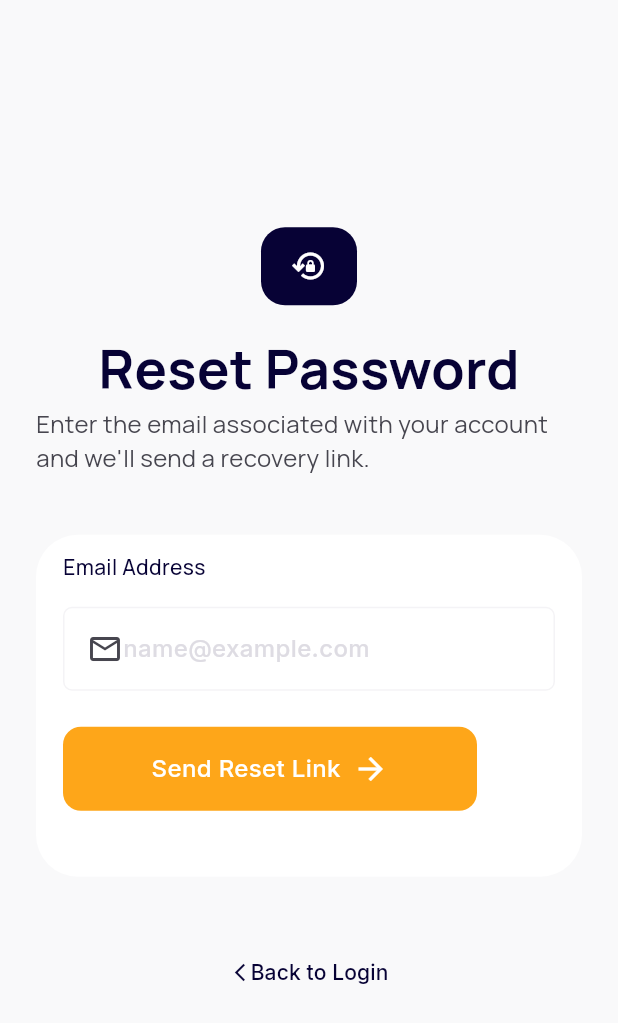
After one commit to Marwanebrahim/fluid_boutique, a Flutter app: the ForgetPasswordScreen screen opened by its route, on a phone screen of 412 x 824 dp. The commit adds this screen. Shown: the top 1023 px of the screen. Run offline on Flutter 3.47's test engine with Material 3 defaults, Android fonts, the phone set to English and light mode, and no system bars; our stand-ins replace cloud_firestore, dartz, equatable, firebase_auth, firebase_core, flutter_bloc and 6 more; accounts and stored records are empty.

Commit message:
feat: Implement forget password functionality with UI and state management

```diff
--- a/lib/core/error/failures.dart
+++ b/lib/core/error/failures.dart
@@ -35,3 +35,8 @@ class AccountExistsWithDifferentCredentialFailure extends Failure {
   const AccountExistsWithDifferentCredentialFailure()
     : super(message: 'Account already exists with a different sign-in method');
 }
+
+class ForgetPasswordFailure extends Failure {
+  const ForgetPasswordFailure()
+    : super(message: 'Failed to send password reset email');
+}
--- a/lib/core/routing/app_router.dart
+++ b/lib/core/routing/app_router.dart
@@ -3,6 +3,7 @@ import 'package:fluid_boutique/features/app/presentation/bloc/app_bloc.dart';
 import 'package:fluid_boutique/features/app/presentation/screens/on_boarding_screen.dart';
 import 'package:fluid_boutique/features/app/presentation/screens/splash_screen.dart';
 import 'package:fluid_boutique/features/auth/presentation/bloc/auth_bloc.dart';
+import 'package:fluid_boutique/features/auth/presentation/screens/forget_password_screen.dart';
 import 'package:fluid_boutique/features/auth/presentation/screens/log_in_screen.dart';
 import 'package:fluid_boutique/features/auth/presentation/screens/sign_up_screen.dart';
 import 'package:fluid_boutique/injection_container.dart';
@@ -33,6 +34,13 @@ Route<dynamic> onGenerateRoute(RouteSettings setting) {
         builder: (_) =>
             BlocProvider(create: (_) => sl<AuthBloc>(), child: SignUpScreen()),
       );
+    case AppRoutes.forgetPasswordScreen:
+      return MaterialPageRoute(
+        builder: (_) => BlocProvider(
+          create: (_) => sl<AuthBloc>(),
+          child: ForgetPasswordScreen(),
+        ),
+      );
     default:
       return MaterialPageRoute(
         builder: (_) => Scaffold(body: Center(child: Text("No Route Found"))),
--- a/lib/features/auth/data/dataSource/auth_remote_data_source.dart
+++ b/lib/features/auth/data/dataSource/auth_remote_data_source.dart
@@ -1,3 +1,5 @@
+import 'dart:developer';
+
 import 'package:cloud_firestore/cloud_firestore.dart';
 import 'package:firebase_auth/firebase_auth.dart';
 import 'package:fluid_boutique/core/app%20strings/app_string.dart';
@@ -16,6 +18,7 @@ abstract class AuthRemoteDataSource {
     required String password,
   });
   Future<UserModel> logInWithGoogle();
+  Future<void> forgetPassword({required String email});
 }
 
 class AuthRemoteDataSourceImplWithFireBase implements AuthRemoteDataSource {
@@ -146,4 +149,18 @@ class AuthRemoteDataSourceImplWithFireBase implements AuthRemoteDataSource {
       throw ServerException();
     }
   }
+
+  @override
+  Future<void> forgetPassword({required String email}) async {
+    try {
+      log("1");
+      await auth.sendPasswordResetEmail(email: email);
+      log("2");
+    } on FirebaseAuthException {
+      throw ServerException();
+    } catch (e) {
+      log(e.toString());
+      throw ServerException();
+    }
+  }
 }
--- a/lib/features/auth/data/repositories/auth_repository.dart
+++ b/lib/features/auth/data/repositories/auth_repository.dart
@@ -15,6 +15,7 @@ abstract class AuthRepository {
     required String password,
   });
   Future<Either<Failure, UserModel>> logInWithGoogle();
+  Future<Either<Failure, Unit>> forgetPassword({required String email});
 }
 
 class AuthRepositoryImpl implements AuthRepository {
@@ -71,4 +72,14 @@ class AuthRepositoryImpl implements AuthRepository {
       return Left(ServerFailure());
     }
   }
+
+  @override
+  Future<Either<Failure, Unit>> forgetPassword({required String email}) async {
+    try {
+      await remoteDataSource.forgetPassword(email: email);
+      return Right(unit);
+    } on ServerException {
+      return Left(ForgetPasswordFailure());
+    }
+  }
 }
--- a/lib/features/auth/presentation/bloc/auth_bloc.dart
+++ b/lib/features/auth/presentation/bloc/auth_bloc.dart
@@ -9,6 +9,7 @@ class AuthBloc extends Bloc<AuthEvent, AuthState> {
     on<SignUpWithEmailEvent>(_onSignUpWithEmailEvent);
     on<LogInWithEmailEvent>(_onLogInWithEmailEvent);
     on<LogInWithGoogleEvent>(_onLogInWithGoogleEvent);
+    on<ForgetPasswordEvent>(_onForgetPasswordEvent);
   }
 
   Future<void> _onSignUpWithEmailEvent(
@@ -53,4 +54,16 @@ class AuthBloc extends Bloc<AuthEvent, AuthState> {
       (user) => emit(AuthSuccessState(user: user)),
     );
   }
+
+  Future<void> _onForgetPasswordEvent(
+    ForgetPasswordEvent event,
+    Emitter<AuthState> emit,
+  ) async {
+    emit(AuthLoadingState());
+    final result = await authRepository.forgetPassword(email: event.email);
+    result.fold(
+      (failure) => emit(AuthFailureState(message: failure.message)),
+      (_) => emit(AuthForgetPasswordSuccess()),
+    );
+  }
 }
--- a/lib/features/auth/presentation/bloc/auth_event.dart
+++ b/lib/features/auth/presentation/bloc/auth_event.dart
@@ -19,4 +19,7 @@ class LogInWithEmailEvent extends AuthEvent {
 
 class LogInWithGoogleEvent extends AuthEvent {}
 
-class LogOutEvent extends AuthEvent {}
+class ForgetPasswordEvent extends AuthEvent {
+  final String email;
+  ForgetPasswordEvent({required this.email});
+}
--- a/lib/features/auth/presentation/bloc/auth_state.dart
+++ b/lib/features/auth/presentation/bloc/auth_state.dart
@@ -19,3 +19,5 @@ class AuthFailureState extends AuthState {
 
   AuthFailureState({required this.message});
 }
+
+class AuthForgetPasswordSuccess extends AuthState {}
--- /dev/null
+++ b/lib/features/auth/presentation/screens/forget_password_screen.dart
@@ -0,0 +1,245 @@
+import 'package:fluid_boutique/core/configs/app_colors.dart';
+import 'package:fluid_boutique/core/configs/app_text_styles.dart';
+import 'package:fluid_boutique/core/dialogs/auth_dialog.dart';
+import 'package:fluid_boutique/features/auth/presentation/bloc/auth_bloc.dart';
+import 'package:fluid_boutique/features/auth/presentation/bloc/auth_event.dart';
+import 'package:fluid_boutique/features/auth/presentation/bloc/auth_state.dart';
+import 'package:fluid_boutique/shared/widgets/custom_button_widget.dart';
+import 'package:fluid_boutique/shared/widgets/custom_text_form_field.dart';
+import 'package:flutter/material.dart';
+import 'package:flutter_bloc/flutter_bloc.dart';
+
+class ForgetPasswordScreen extends StatelessWidget {
+  ForgetPasswordScreen({super.key});
+  final TextEditingController emailController = TextEditingController();
+  final GlobalKey<FormState> _formKey = GlobalKey<FormState>();
+  @override
+  Widget build(BuildContext context) {
+    return Scaffold(
+      resizeToAvoidBottomInset: false,
+      body: SafeArea(
+        child: Padding(
+          padding: const EdgeInsets.symmetric(horizontal: 24.0, vertical: 32),
+          child: Form(
+            key: _formKey,
+            child: BlocListener<AuthBloc, AuthState>(
+              listener: (context, state) {
+                if (state is AuthFailureState) {
+                  showAuthDialog(context: context, message: state.message);
+                }
+              },
+              child: Column(
+                mainAxisAlignment: MainAxisAlignment.center,
+                children: [
+                  Container(
+                    height: 52,
+                    width: 64,
+                    decoration: BoxDecoration(
+                      borderRadius: BorderRadius.circular(16),
+                      color: AppColors.darkBlueIcon,
+                    ),
+                    child: const Icon(
+                      Icons.lock_reset_outlined,
+                      color: AppColors.white,
+                    ),
+                  ),
+                  const SizedBox(height: 16),
+                  Text(
+                    "Reset Password",
+                    style: AppTextStyles.bold(
+                      size: 36,
+                      color: AppColors.darkBlueIcon,
+                    ),
+                  ),
+                  Text(
+                    "Enter the email associated with your account and we'll send a recovery link.",
+                    style: AppTextStyles.regular(
+                      size: 16,
+                      color: AppColors.textSecondary,
+                    ),
+                  ),
+                  const SizedBox(height: 40),
+                  Container(
+                    padding: const EdgeInsets.symmetric(
+                      horizontal: 18,
+                      vertical: 12,
+                    ),
+                    decoration: BoxDecoration(
+                      color: AppColors.white,
+                      borderRadius: BorderRadius.circular(28),
+                    ),
+                    child: Column(
+                      crossAxisAlignment: CrossAxisAlignment.start,
+                      children: [
+                        Text(
+                          "Email Address",
+                          style: AppTextStyles.semibold(
+                            size: 14,
+                            color: AppColors.darkBlueIcon,
+                          ),
+                        ),
+                        const SizedBox(height: 16),
+                        CustomTextFormField(
+                          hintWidget: Row(
+                            children: [
+                              const Icon(
+                                Icons.email_outlined,
+                                color: AppColors.textSecondary,
+                              ),
+                              Text(
+                                "name@example.com",
+                                style: AppTextStyles.semibold(
+                                  size: 16,
+                                  font: AppFont.inter,
+                                  color: AppColors.dotsColor.withValues(
+                                    alpha: 0.6,
+                                  ),
+                                ),
+                              ),
+                            ],
+                          ),
+                          isPassword: false,
+                          validator: (p0) {
+                            if (p0 == null || p0.isEmpty) {
+                              return 'Please enter your email address';
+                            }
+                            if (!RegExp(
+                              r'^[\w-\.]+@([\w-]+\.)+[\w-]{2,4}$',
+                            ).hasMatch(p0)) {
+                              return 'Please enter a valid email address';
+                            }
+                            return null;
+                          },
+                          controller: emailController,
+                        ),
+
+                        const SizedBox(height: 24),
+                        CustomButtonWidget(
+                          hieght: 56,
+                          width: 276,
+                          backgroundColor: AppColors.gold,
+                          borderRadius: 12,
+                          onTap: () {
+                            if (!_formKey.currentState!.validate()) return;
+                            context.read<AuthBloc>().add(
+                              ForgetPasswordEvent(email: emailController.text),
+                            );
+                          },
+                          child: Row(
+                            mainAxisAlignment: MainAxisAlignment.center,
+                            children: [
+                              Text(
+                                "Send Reset Link",
+                                style: AppTextStyles.semibold(
+                                  size: 16,
+                                  color: AppColors.white,
+                                  font: AppFont.inter,
+                                ),
+                              ),
+                              const SizedBox(width: 8),
+                              const Icon(
+                                Icons.arrow_forward,
+                                color: AppColors.white,
+                              ),
+                            ],
+                          ),
+                        ),
+
+                        const SizedBox(height: 32),
+                        BlocBuilder<AuthBloc, AuthState>(
+                          builder: (context, state) {
+                            if (state is AuthForgetPasswordSuccess) {
+                              return Container(
+                                padding: const EdgeInsets.symmetric(
+                                  horizontal: 14,
+                                  vertical: 8,
+                                ),
+                                decoration: BoxDecoration(
+                                  color: AppColors.gold.withValues(alpha: 0.1),
+                                  borderRadius: BorderRadius.circular(12),
+                                  border: Border.all(
+                                    color: AppColors.gold.withValues(
+                                      alpha: 0.2,
+                                    ),
+                                  ),
+                                ),
+                                child: Row(
+                                  mainAxisAlignment: MainAxisAlignment.start,
+                                  crossAxisAlignment: CrossAxisAlignment.start,
+                                  children: [
+                                    const Icon(
+                                      Icons.info_outline,
+                                      color: AppColors.goldBrown,
+                                      size: 20,
+                                    ),
+                                    const SizedBox(width: 8),
+                                    Expanded(
+                                      child: Column(
+                                        crossAxisAlignment:
+                                            CrossAxisAlignment.start,
+                                        children: [
+                                          Text(
+                                            "Confirmation sent!",
+                                            style: AppTextStyles.semibold(
+                                              size: 14,
+                                              color: AppColors.brown,
+                                              font: AppFont.inter,
+                                            ),
+                                          ),
+                                          Text(
+                                            "We've sent an email to the address provided with further instructions.",
+                                            style: AppTextStyles.regular(
+                                              size: 12,
+                                              font: AppFont.inter,
+                                              color: AppColors.brown.withValues(
+                                                alpha: 0.8,
+                                              ),
+                                            ),
+                                          ),
+                                        ],
+                                      ),
+                                    ),
+                                  ],
+                                ),
+                              );
+                            }
+                            return const SizedBox.shrink();
+                          },
+                        ),
+                      ],
+                    ),
+                  ),
+                  const SizedBox(height: 40),
+                  TextButton(
+                    onPressed: () {
+                      Navigator.pop(context);
+                    },
+                    child: Row(
+                      mainAxisAlignment: MainAxisAlignment.center,
+                      mainAxisSize: MainAxisSize.min,
+                      children: [
+                        const Icon(
+                          Icons.arrow_back_ios_new_outlined,
+                          color: AppColors.darkBlueIcon,
+                          size: 14,
+                        ),
+                        Text(
+                          "Back to Login",
+                          style: AppTextStyles.semibold(
+                            size: 14,
+                            color: AppColors.darkBlueIcon,
+                            font: AppFont.inter,
+                          ),
+                        ),
+                      ],
+                    ),
+                  ),
+                ],
+              ),
+            ),
+          ),
+        ),
+      ),
+    );
+  }
+}
--- a/lib/features/auth/presentation/screens/log_in_screen.dart
+++ b/lib/features/auth/presentation/screens/log_in_screen.dart
@@ -53,6 +53,7 @@ class _LogInScreenState extends State<LogInScreen> {
                 child: Column(
                   mainAxisAlignment: MainAxisAlignment.center,
                   children: [
+                    const SizedBox(height: 36),
                     Text(
                       "Fluid Boutique",
                       style: AppTextStyles.bold(
```
